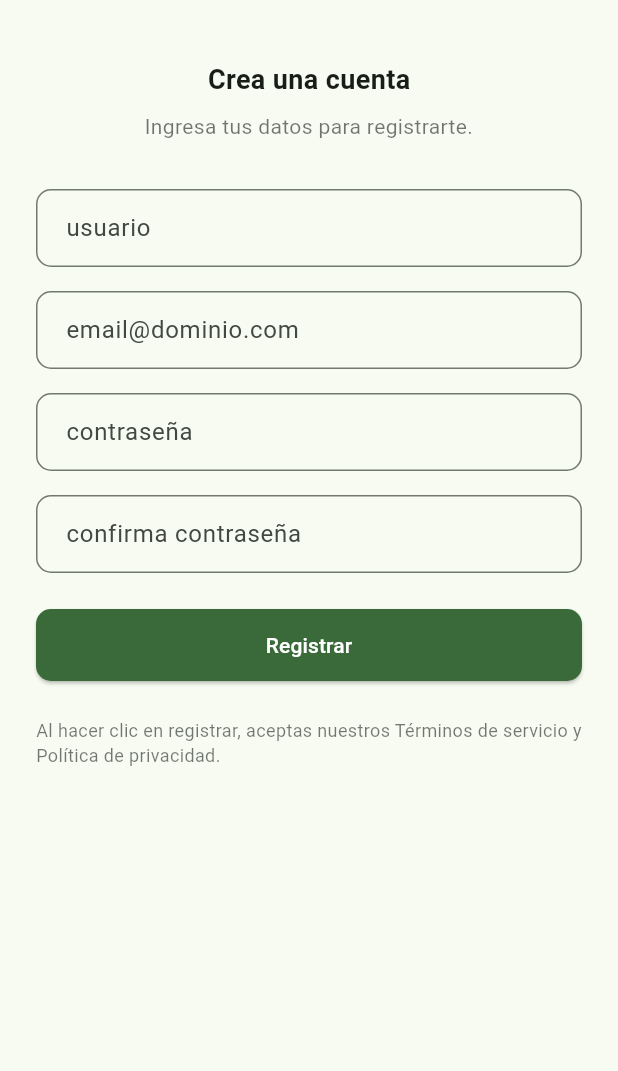
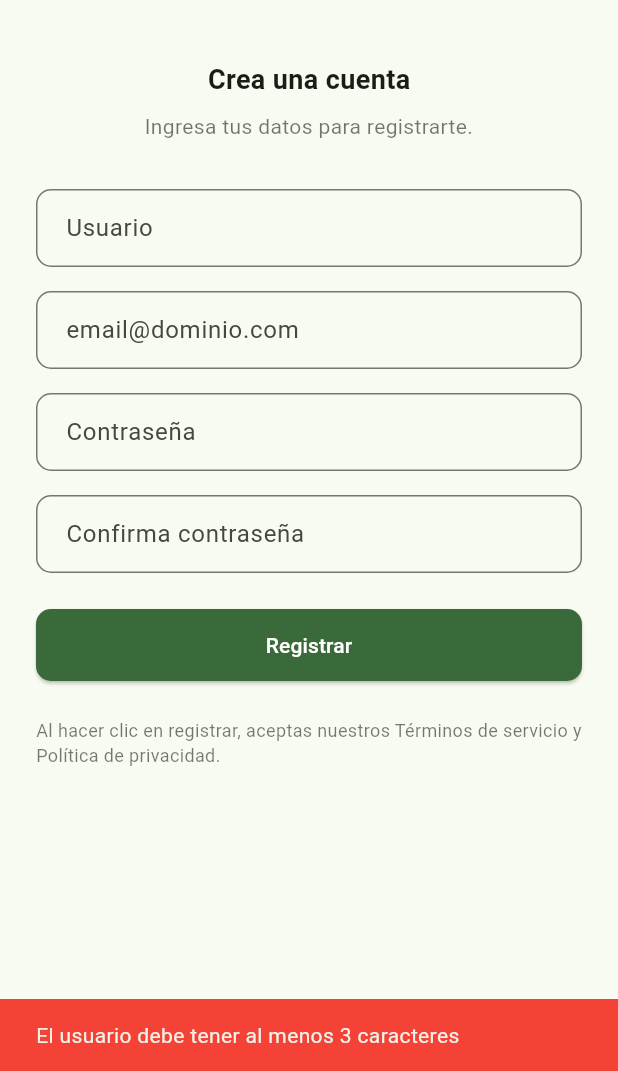
Before and after one commit to p1errot/Recuerda-Med, a Flutter app: the SignUpScreen screen opened directly, after a tap on "Registrar", on a phone screen of 412 x 824 dp, the part 165-1236 px from its top. Run offline on Flutter 3.47's test engine with Material 3 defaults, Android fonts, the light colour scheme and no system bars; our stand-ins replace sqflite; accounts and stored records are empty.

Commit message:
Agregada creacion de usuario y actualizacion login

```diff
--- a/lib/presentation/Screens/login/registro_screen.dart
+++ b/lib/presentation/Screens/login/registro_screen.dart
@@ -1,7 +1,46 @@
 import 'package:flutter/material.dart';
+import 'package:recuerdamed/data/database/database_helper.dart';
+import 'package:recuerdamed/utils/password_util.dart';
 
-class SignUpScreen extends StatelessWidget {
+class SignUpScreen extends StatefulWidget {
   const SignUpScreen({super.key});
+
+  @override
+  State<SignUpScreen> createState() => _SignUpScreenState();
+}
+
+class _SignUpScreenState extends State<SignUpScreen> {
+  final TextEditingController _usernameController = TextEditingController();
+  final TextEditingController _emailController = TextEditingController();
+  final TextEditingController _passwordController = TextEditingController();
+  final TextEditingController _confirmPasswordController =
+      TextEditingController();
+
+  bool isValidEmail(String email) {
+    return RegExp(r'^[\w-\.]+@([\w-]+\.)+[\w-]{2,4}$').hasMatch(email);
+  }
+
+  Map<String, String?> validateFields() {
+    final errors = <String, String?>{};
+
+    if (_usernameController.text.trim().length < 3) {
+      errors['username'] = 'El usuario debe tener al menos 3 caracteres';
+    }
+
+    if (!isValidEmail(_emailController.text.trim())) {
+      errors['email'] = 'Ingrese un correo electrónico válido';
+    }
+
+    if (_passwordController.text.isEmpty) {
+      errors['password'] = 'La contraseña es obligatoria';
+    }
+
+    if (_passwordController.text != _confirmPasswordController.text) {
+      errors['confirmPassword'] = 'Las contraseñas no coinciden';
+    }
+
+    return errors;
+  }
 
   @override
   Widget build(BuildContext context) {
@@ -47,8 +86,9 @@ class SignUpScreen extends StatelessWidget {
               ),
               const SizedBox(height: 32),
               TextField(
+                controller: _usernameController,
                 decoration: InputDecoration(
-                  hintText: 'usuario',
+                  hintText: 'Usuario',
                   border: OutlineInputBorder(
                     borderRadius: BorderRadius.circular(10),
                   ),
@@ -60,6 +100,7 @@ class SignUpScreen extends StatelessWidget {
               ),
               const SizedBox(height: 16),
               TextField(
+                controller: _emailController,
                 keyboardType: TextInputType.emailAddress,
                 decoration: InputDecoration(
                   hintText: 'email@dominio.com',
@@ -74,9 +115,10 @@ class SignUpScreen extends StatelessWidget {
               ),
               const SizedBox(height: 16),
               TextField(
+                controller: _passwordController,
                 obscureText: true,
                 decoration: InputDecoration(
-                  hintText: 'contraseña',
+                  hintText: 'Contraseña',
                   border: OutlineInputBorder(
                     borderRadius: BorderRadius.circular(10),
                   ),
@@ -88,9 +130,10 @@ class SignUpScreen extends StatelessWidget {
               ),
               const SizedBox(height: 16),
               TextField(
+                controller: _confirmPasswordController,
                 obscureText: true,
                 decoration: InputDecoration(
-                  hintText: 'confirma contraseña',
+                  hintText: 'Confirma contraseña',
                   border: OutlineInputBorder(
                     borderRadius: BorderRadius.circular(10),
                   ),
@@ -113,7 +156,34 @@ class SignUpScreen extends StatelessWidget {
                     ),
                   ),
                   onPressed: () {
-                    // Acción al registrar
+                    // Store context before async operation
+                    final scaffoldContext = context;
+
+                    // Validate fields
+                    final errors = validateFields();
+
+                    if (errors.isNotEmpty) {
+                      // Show the first error message
+                      String errorMessage =
+                          errors.values.first ??
+                          'Por favor verifica los campos';
+                      ScaffoldMessenger.of(scaffoldContext).showSnackBar(
+                        SnackBar(
+                          content: Text(errorMessage),
+                          backgroundColor: Colors.red,
+                        ),
+                      );
+                      return;
+                    }
+
+                    showDialog(
+                      context: scaffoldContext,
+                      barrierDismissible: false,
+                      builder: (context) =>
+                          const Center(child: CircularProgressIndicator()),
+                    );
+
+                    _registerUser();
                   },
                   child: const Text('Registrar'),
                 ),
@@ -132,4 +202,50 @@ class SignUpScreen extends StatelessWidget {
       ),
     );
   }
+
+  Future<void> _registerUser() async {
+    final scaffoldContext = context;
+
+    try {
+      final dbHelper = DatabaseHelper();
+
+      final userData = {
+        'username': _usernameController.text.trim(),
+        'email': _emailController.text.trim(),
+        'password': PasswordUtil.hashPassword(_passwordController.text),
+        'created_at': DateTime.now().toIso8601String(),
+        'updated_at': DateTime.now().toIso8601String(),
+      };
+
+      await dbHelper.insert('users', userData);
+
+      if (!mounted) return;
+
+      Navigator.pop(scaffoldContext);
+
+      ScaffoldMessenger.of(scaffoldContext).showSnackBar(
+        const SnackBar(
+          content: Text('¡Usuario registrado con éxito!'),
+          backgroundColor: Colors.green,
+        ),
+      );
+
+      Future.delayed(const Duration(seconds: 2), () {
+        if (mounted) {
+          Navigator.pop(scaffoldContext);
+        }
+      });
+    } catch (e) {
+      if (!mounted) return;
+
+      Navigator.pop(scaffoldContext);
+
+      ScaffoldMessenger.of(scaffoldContext).showSnackBar(
+        SnackBar(
+          content: Text('Error: ${e.toString()}'),
+          backgroundColor: Colors.red,
+        ),
+      );
+    }
+  }
 }
--- a/pubspec.yaml
+++ b/pubspec.yaml
@@ -11,6 +11,7 @@ dependencies:
     sdk: flutter
   path: ^1.9.1
   sqflite: ^2.4.2
+  crypto: ^3.0.3
 
 dev_dependencies:
   flutter_test:
```
Also changed, not shown: lib/presentation/Screens/login/login_screen.dart (+9 -4 lines), lib/utils/password_util.dart (added, +10 -0 lines), pubspec.lock.
